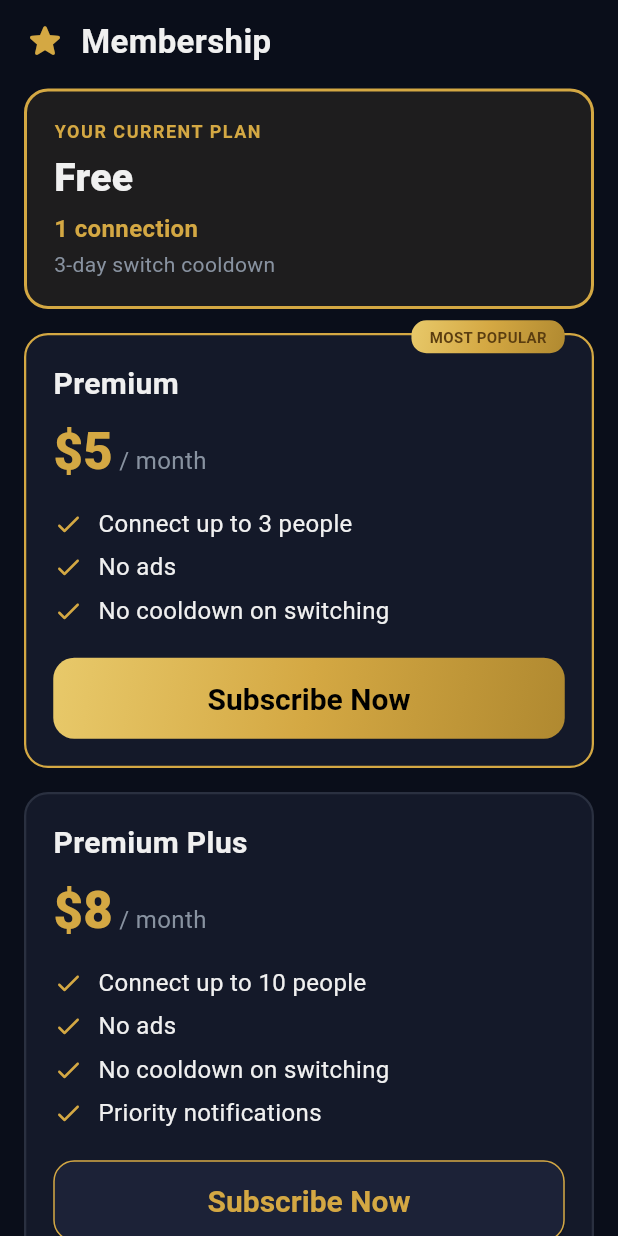
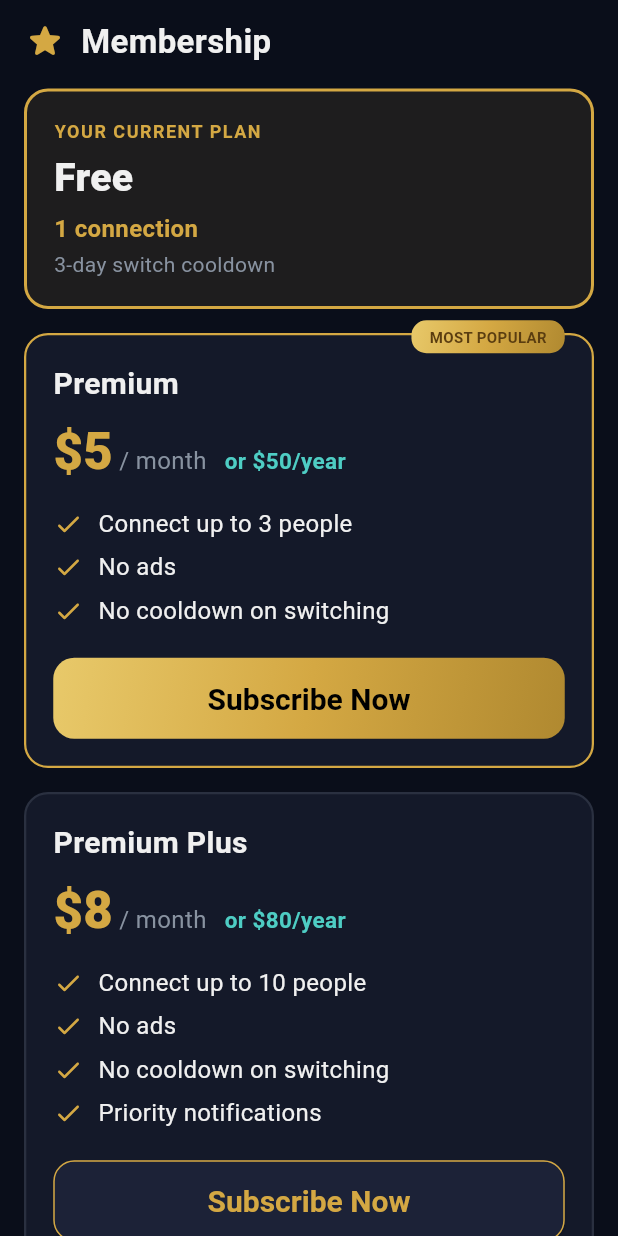
Before and after one commit to anirudhatalmale6-alt/lifeknob-flutter, a Flutter app: the SubscriptionScreen screen opened directly, on a phone screen of 412 x 824 dp. Run offline on Flutter 3.47's test engine with Material 3 defaults, Android fonts, the phone set to English and light mode, and no system bars; our stand-ins replace image_picker, shared_preferences; accounts and stored records are empty; network calls fail.

Commit message:
Yearly pricing, stricter email validation, button cleanup
- Pricing: $5/mo or $50/yr (3 people), $8/mo or $80/yr (10 people)
- Email: validates format, domain parts, known TLDs - blocks fake domains
- Updated onboarding and subscription screens

Co-Authored-By: Claude Opus 4.6 (1M context) <noreply@anthropic.com>

```diff
--- a/lib/screens/subscription_screen.dart
+++ b/lib/screens/subscription_screen.dart
@@ -95,6 +95,8 @@ class SubscriptionScreen extends StatelessWidget {
                                   Text('\$5', style: TextStyle(fontSize: 34, fontWeight: FontWeight.w900, color: LKTheme.gold)),
                                   SizedBox(width: 4),
                                   Text('/ month', style: TextStyle(fontSize: 16, color: LKTheme.textSecondary)),
+                                  SizedBox(width: 12),
+                                  Text('or \$50/year', style: TextStyle(fontSize: 15, color: LKTheme.teal, fontWeight: FontWeight.w600)),
                                 ],
                               ),
                               const SizedBox(height: 12),
@@ -141,6 +143,8 @@ class SubscriptionScreen extends StatelessWidget {
                               Text('\$8', style: TextStyle(fontSize: 34, fontWeight: FontWeight.w900, color: LKTheme.gold)),
                               SizedBox(width: 4),
                               Text('/ month', style: TextStyle(fontSize: 16, color: LKTheme.textSecondary)),
+                              SizedBox(width: 12),
+                              Text('or \$80/year', style: TextStyle(fontSize: 15, color: LKTheme.teal, fontWeight: FontWeight.w600)),
                             ],
                           ),
                           const SizedBox(height: 12),
```
Also changed, not shown: lib/screens/onboarding_screen.dart (+16 -3 lines).
